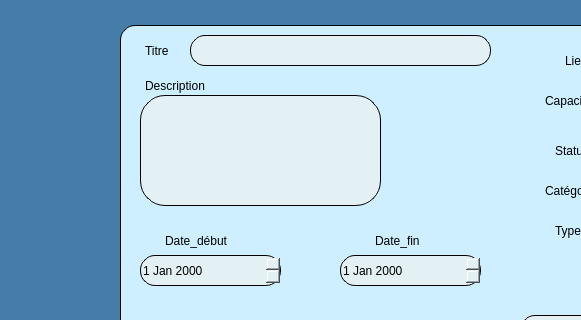
Before: the Qt Designer form dialog.ui in PCPP2425-esprit2A7/2a7-smart-shopping-center, drawn with Qt 5; both pictures show x 0 to 581 and y 125 to 445 of the 1244 by 704 pixel window.
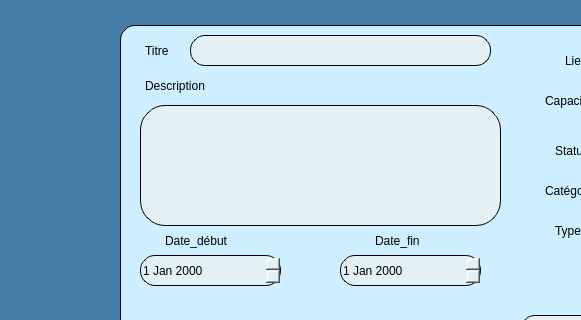
After: the same form once the commit is applied. Icons and pictures are not drawn.

What changed in the file:
```diff
--- a/dialog.ui
+++ b/dialog.ui
@@ -124,25 +124,6 @@
       <string>Lieu</string>
      </property>
     </widget>
-    <widget class="QLineEdit" name="desl">
-     <property name="geometry">
-      <rect>
-       <x>20</x>
-       <y>70</y>
-       <width>241</width>
-       <height>111</height>
-      </rect>
-     </property>
-     <property name="styleSheet">
-      <string notr="true">background-color: rgb(227, 241, 244);
-border: 1px solid noir ; /* Ajoute une bordure */
-border-image-source: linear-gradient(to right, black, white); /* Définir le gradient */
-border-image-slice: 1; /* Permet d'appliquer le gradient sur toute la bordure */
-border-radius: 25px; /* Ajuste selon le degré d'arrondi souhaité */
-
-</string>
-     </property>
-    </widget>
     <widget class="QLabel" name="dd_3">
      <property name="geometry">
       <rect>
@@ -594,6 +575,24 @@
        <normaloff>:/Downloads/7823496-removebg-preview.png</normaloff>:/Downloads/7823496-removebg-preview.png</iconset>
      </property>
     </widget>
+    <widget class="QTextEdit" name="desl">
+     <property name="geometry">
+      <rect>
+       <x>20</x>
+       <y>80</y>
+       <width>361</width>
+       <height>121</height>
+      </rect>
+     </property>
+     <property name="styleSheet">
+      <string notr="true">background-color: rgb(227, 241, 244);
+border: 1px solid noir ; /* Ajoute une bordure */
+border-image-source: linear-gradient(to right, black, white); /* Définir le gradient */
+border-image-slice: 1; /* Permet d'appliquer le gradient sur toute la bordure */
+border-radius: 25px; /* Ajuste selon le degré d'arrondi souhaité */
+</string>
+     </property>
+    </widget>
    </widget>
   </widget>
  </widget>
```
